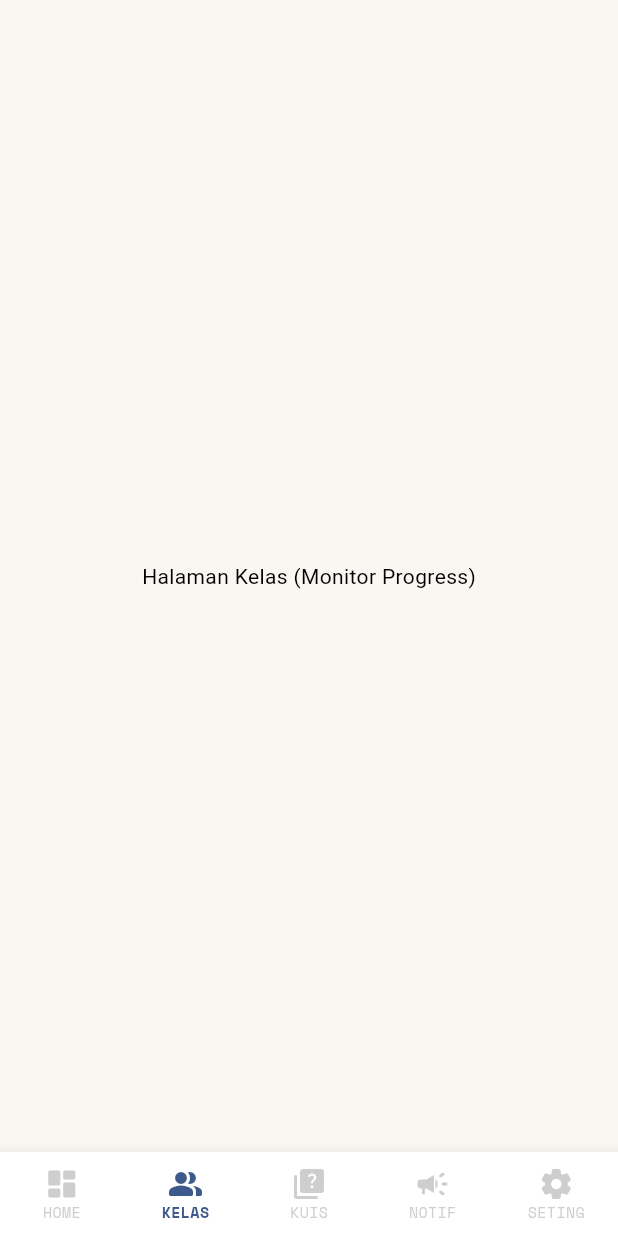
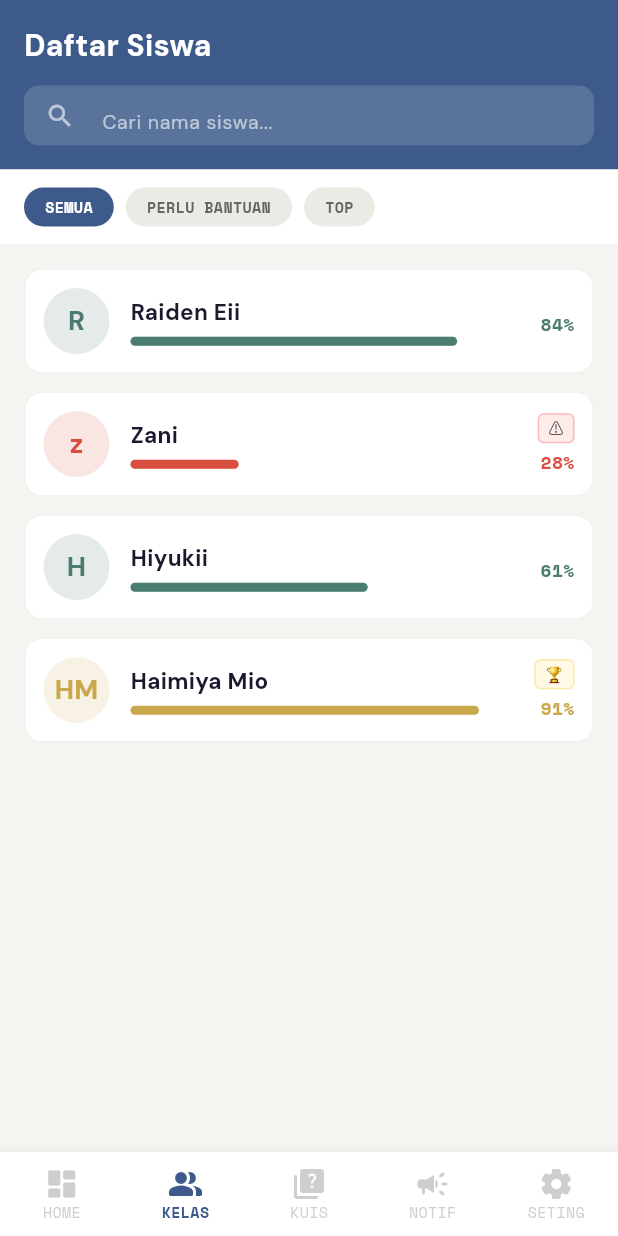
Before and after one commit to arell74/tanoshii-app, a Flutter app: the screen it shows once a user with an empty profile is signed in, item 2 of the bottom bar chosen, on a phone screen of 412 x 824 dp. Run offline on Flutter 3.47's test engine with Material 3 defaults, Android fonts, the phone set to English and light mode, and no system bars; our stand-ins replace cloud_firestore, firebase_auth, firebase_core, flutter_dotenv, google_fonts, google_generative_ai; accounts and stored records are empty.

Commit message:
feat: add student class management

```diff
--- a/lib/screens/sensei/home/home_screen.dart
+++ b/lib/screens/sensei/home/home_screen.dart
@@ -1,5 +1,7 @@
 import 'package:flutter/material.dart';
 import 'package:google_fonts/google_fonts.dart';
+import 'package:firebase_auth/firebase_auth.dart';
+import 'package:cloud_firestore/cloud_firestore.dart';
 
 class SenseiHomeScreen extends StatelessWidget {
   const SenseiHomeScreen({Key? key}) : super(key: key);
@@ -45,7 +47,7 @@ class SenseiHomeScreen extends StatelessWidget {
                             ),
                           ),
                           Text(
-                            'Sensei Farel 👋',
+                            'Sensei Raiden 👋',
                             style: GoogleFonts.dmSans(
                               color: Colors.white,
                               fontSize: 20,
@@ -78,10 +80,8 @@ class SenseiHomeScreen extends StatelessWidget {
                                 color: Colors.white.withOpacity(0.4),
                                 width: 2,
                               ),
-                              image: const DecorationImage(
-                                image: NetworkImage(
-                                  'https://ui-avatars.com/api/?name=Sensei+Farel&background=c9a84c&color=fff',
-                                ),
+                              image: DecorationImage(
+                                image: AssetImage('assets/images/zaniii.jpeg'),
                               ),
                             ),
                           ),
@@ -166,7 +166,7 @@ class SenseiHomeScreen extends StatelessWidget {
                       fontWeight: FontWeight.bold,
                     ),
                   ),
-                  const SizedBox(height: 12),
+                  const SizedBox(height: 2),
                   GridView.count(
                     shrinkWrap: true,
                     physics: const NeverScrollableScrollPhysics(),
--- /dev/null
+++ b/lib/screens/sensei/kelas/student_monitor.dart
@@ -0,0 +1,260 @@
+import 'package:flutter/material.dart';
+import 'package:google_fonts/google_fonts.dart';
+
+class StudentMonitorScreen extends StatefulWidget {
+  const StudentMonitorScreen({Key? key}) : super(key: key);
+
+  @override
+  State<StudentMonitorScreen> createState() => _StudentMonitorScreenState();
+}
+
+class _StudentMonitorScreenState extends State<StudentMonitorScreen> {
+  String _selectedFilter = 'SEMUA'; // Filter aktif: SEMUA, PERLU BANTUAN, TOP
+
+  @override
+  Widget build(BuildContext context) {
+    const Color indigo = Color(0xFF3D5A8A);
+    const Color vermillion = Color(0xFFD94F3D);
+    const Color sage = Color(0xFF4A7C6F);
+    const Color gold = Color(0xFFC9A84C);
+    const Color bgColor = Color(0xFFF5F4F0);
+
+    return Scaffold(
+      backgroundColor: bgColor,
+      body: SafeArea(
+        child: Column(
+          children: [
+            // ── HEADER & SEARCH BAR ──
+            Container(
+              color: indigo,
+              padding: const EdgeInsets.all(16),
+              child: Column(
+                crossAxisAlignment: CrossAxisAlignment.start,
+                children: [
+                  Text(
+                    'Daftar Siswa',
+                    style: GoogleFonts.dmSans(
+                      color: Colors.white,
+                      fontSize: 20,
+                      fontWeight: FontWeight.bold,
+                    ),
+                  ),
+                  const SizedBox(height: 12),
+                  // Search Box
+                  Container(
+                    height: 40,
+                    decoration: BoxDecoration(
+                      color: Colors.white.withOpacity(0.15),
+                      borderRadius: BorderRadius.circular(10),
+                    ),
+                    child: TextField(
+                      style: GoogleFonts.dmSans(color: Colors.white),
+                      decoration: InputDecoration(
+                        hintText: 'Cari nama siswa...',
+                        hintStyle: GoogleFonts.dmSans(
+                          color: Colors.white60,
+                          fontSize: 13,
+                        ),
+                        prefixIcon: const Icon(
+                          Icons.search,
+                          color: Colors.white60,
+                          size: 20,
+                        ),
+                        border: InputBorder.none,
+                        contentPadding: const EdgeInsets.symmetric(
+                          vertical: 12,
+                        ),
+                      ),
+                    ),
+                  ),
+                ],
+              ),
+            ),
+
+            // ── FILTER TABS ──
+            Container(
+              color: Colors.white,
+              padding: const EdgeInsets.symmetric(horizontal: 16, vertical: 12),
+              child: Row(
+                children: [
+                  _buildFilterChip('SEMUA', indigo),
+                  const SizedBox(width: 8),
+                  _buildFilterChip('PERLU BANTUAN', vermillion),
+                  const SizedBox(width: 8),
+                  _buildFilterChip('TOP', gold),
+                ],
+              ),
+            ),
+
+            // ── LIST SISWA ──
+            Expanded(
+              child: ListView(
+                padding: const EdgeInsets.all(16),
+                children: [
+                  _buildStudentCard('Raiden Eii', 84, sage, 'R'),
+                  _buildStudentCard(
+                    'Zani',
+                    28,
+                    vermillion,
+                    'z',
+                    isWarning: true,
+                  ),
+                  _buildStudentCard('Hiyukii', 61, sage, 'H'),
+                  _buildStudentCard('Haimiya Mio', 91, gold, 'HM', isTop: true),
+                ],
+              ),
+            ),
+          ],
+        ),
+      ),
+    );
+  }
+
+  Widget _buildFilterChip(String label, Color color) {
+    bool isActive = _selectedFilter == label;
+    return GestureDetector(
+      onTap: () => setState(() => _selectedFilter = label),
+      child: Container(
+        padding: const EdgeInsets.symmetric(horizontal: 14, vertical: 6),
+        decoration: BoxDecoration(
+          color: isActive
+              ? color
+              : const Color(
+                  0xFFECEAE4,
+                ), // Sesuai warna background abu wireframe[cite: 1]
+          borderRadius: BorderRadius.circular(20),
+        ),
+        child: Text(
+          label,
+          style: GoogleFonts.spaceMono(
+            fontSize: 10,
+            fontWeight: FontWeight.bold,
+            color: isActive ? Colors.white : const Color(0xFF666666),
+          ),
+        ),
+      ),
+    );
+  }
+
+  Widget _buildStudentCard(
+    String name,
+    int accuracy,
+    Color progressColor,
+    String initial, {
+    bool isWarning = false,
+    bool isTop = false,
+  }) {
+    return Container(
+      margin: const EdgeInsets.only(bottom: 12),
+      padding: const EdgeInsets.all(12),
+      decoration: BoxDecoration(
+        color: Colors.white,
+        borderRadius: BorderRadius.circular(12),
+        border: Border.all(color: Colors.grey.withOpacity(0.15)),
+      ),
+      child: Row(
+        children: [
+          // Avatar
+          Container(
+            width: 44,
+            height: 44,
+            decoration: BoxDecoration(
+              color: progressColor.withOpacity(0.15),
+              shape: BoxShape.circle,
+            ),
+            alignment: Alignment.center,
+            child: Text(
+              initial,
+              style: GoogleFonts.dmSans(
+                color: progressColor,
+                fontWeight: FontWeight.bold,
+                fontSize: 18,
+              ),
+            ),
+          ),
+          const SizedBox(width: 14),
+
+          // Nama & Progress Bar
+          Expanded(
+            child: Column(
+              crossAxisAlignment: CrossAxisAlignment.start,
+              children: [
+                Text(
+                  name,
+                  style: GoogleFonts.dmSans(
+                    fontWeight: FontWeight.bold,
+                    fontSize: 15,
+                    color: const Color(0xFF1A1A2E),
+                  ),
+                ),
+                const SizedBox(height: 6),
+                // Custom Progress Bar Mini[cite: 1]
+                Container(
+                  height: 6,
+                  decoration: BoxDecoration(
+                    color: progressColor.withOpacity(0.2),
+                    borderRadius: BorderRadius.circular(3),
+                  ),
+                  child: FractionallySizedBox(
+                    alignment: Alignment.centerLeft,
+                    widthFactor:
+                        accuracy / 100, // Menyesuaikan lebar bar dengan akurasi
+                    child: Container(
+                      decoration: BoxDecoration(
+                        color: progressColor,
+                        borderRadius: BorderRadius.circular(3),
+                      ),
+                    ),
+                  ),
+                ),
+              ],
+            ),
+          ),
+          const SizedBox(width: 14),
+
+          // Akurasi & Badge
+          Column(
+            crossAxisAlignment: CrossAxisAlignment.end,
+            children: [
+              if (isWarning)
+                Container(
+                  padding: const EdgeInsets.symmetric(
+                    horizontal: 6,
+                    vertical: 2,
+                  ),
+                  decoration: BoxDecoration(
+                    color: Colors.red.withOpacity(0.1),
+                    borderRadius: BorderRadius.circular(4),
+                    border: Border.all(color: Colors.red.withOpacity(0.3)),
+                  ),
+                  child: const Text('⚠️', style: TextStyle(fontSize: 10)),
+                )
+              else if (isTop)
+                Container(
+                  padding: const EdgeInsets.symmetric(
+                    horizontal: 6,
+                    vertical: 2,
+                  ),
+                  decoration: BoxDecoration(
+                    color: Colors.amber.withOpacity(0.1),
+                    borderRadius: BorderRadius.circular(4),
+                    border: Border.all(color: Colors.amber.withOpacity(0.3)),
+                  ),
+                  child: const Text('🏆', style: TextStyle(fontSize: 10)),
+                ),
+              const SizedBox(height: 4),
+              Text(
+                '$accuracy%',
+                style: GoogleFonts.spaceMono(
+                  fontSize: 12,
+                  fontWeight: FontWeight.bold,
+                  color: progressColor,
+                ),
+              ),
+            ],
+          ),
+        ],
+      ),
+    );
+  }
+}
--- a/lib/screens/sensei/main_navigation.dart
+++ b/lib/screens/sensei/main_navigation.dart
@@ -1,5 +1,6 @@
 import 'package:flutter/material.dart';
 import 'package:google_fonts/google_fonts.dart';
+import 'package:tanoshii_app/screens/sensei/kelas/student_monitor.dart';
 import 'home/home_screen.dart';
 
 class SenseiNavigation extends StatefulWidget {
@@ -14,7 +15,7 @@ class _SenseiNavigationState extends State<SenseiNavigation> {
 
   final List<Widget> _pages = [
     const SenseiHomeScreen(),
-    const Center(child: Text('Halaman Kelas (Monitor Progress)')),
+    const StudentMonitorScreen(),
     const Center(child: Text('Halaman Kelola Kuis')),
     const Center(child: Text('Halaman Pengumuman')),
     const Center(
```
